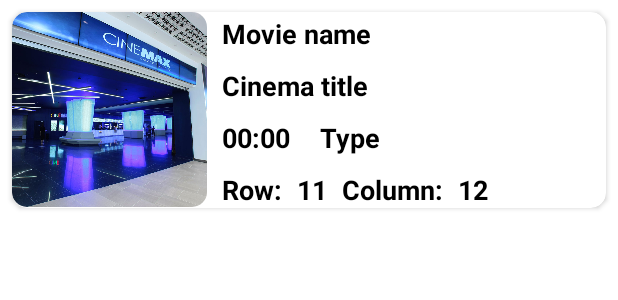
After one commit to Wrendl/android-project1, an Android app: the layout my_tickets_item.xml on its own in the app's theme, with its tools: preview values and no code run, on a phone screen of 412 x 824 dp. The commit adds this screen. Shown: the top 300 px of the screen. Run offline under Robolectric (Android 15) with nearby library versions, the phone set to English and light mode, and no system bars.

Commit message:
v3.3 my tickets upd2

```diff
--- a/app/src/main/java/com/example/app1/auth/ProfileFragment.kt
+++ b/app/src/main/java/com/example/app1/auth/ProfileFragment.kt
@@ -38,7 +38,7 @@ class ProfileFragment: Fragment(R.layout.profile_fragment) {
             }
 
             button_delete_cash.setOnClickListener() {
-                mUserViewModel.deleteCash(userActive.login)
+                mUserViewModel.deleteCash(userActive.login, 5000)
                 activity?.recreate()
             }
 
--- a/app/src/main/java/com/example/app1/data/user/UserDao.kt
+++ b/app/src/main/java/com/example/app1/data/user/UserDao.kt
@@ -24,6 +24,6 @@ interface UserDao {
     @Query("UPDATE user_table_ver2 SET money = money + 5000 WHERE login = :user_login")
     fun  addCash(user_login: String)
 
-    @Query("UPDATE user_table_ver2 SET money = money - 5000 WHERE login = :user_login")
-    fun deleteCash(user_login: String)
+    @Query("UPDATE user_table_ver2 SET money = money - :cash WHERE login = :user_login")
+    fun deleteCash(user_login: String, cash: Int)
 }
--- a/app/src/main/java/com/example/app1/data/user/UserRepository.kt
+++ b/app/src/main/java/com/example/app1/data/user/UserRepository.kt
@@ -22,7 +22,7 @@ class UserRepository(private val userDao: UserDao) {
         userDao.addCash(user_login)
     }
 
-    fun deleteCash(user_login: String) {
-        userDao.deleteCash(user_login)
+    fun deleteCash(user_login: String, cash: Int) {
+        userDao.deleteCash(user_login, cash)
     }
 }
--- a/app/src/main/java/com/example/app1/data/user/UserViewModel.kt
+++ b/app/src/main/java/com/example/app1/data/user/UserViewModel.kt
@@ -36,7 +36,7 @@ class UserViewModel(application: Application): AndroidViewModel(application) {
         repository.addCash(user_login)
     }
 
-    fun deleteCash(user_login: String) {
-        repository.deleteCash(user_login)
+    fun deleteCash(user_login: String, cash: Int) {
+        repository.deleteCash(user_login, cash)
     }
 }
--- a/app/src/main/res/layout/my_tickets_fragment_error.xml
+++ b/app/src/main/res/layout/my_tickets_fragment_error.xml
@@ -8,7 +8,7 @@
         android:id="@+id/textView6"
         android:layout_width="wrap_content"
         android:layout_height="wrap_content"
-        android:text="TextView"
+        android:text="Залогинься"
         tools:layout_editor_absoluteX="139dp"
         tools:layout_editor_absoluteY="156dp" />
 </androidx.constraintlayout.widget.ConstraintLayout>
--- /dev/null
+++ b/app/src/main/res/layout/my_tickets_item.xml
@@ -0,0 +1,148 @@
+<?xml version="1.0" encoding="utf-8"?>
+<androidx.constraintlayout.widget.ConstraintLayout xmlns:android="http://schemas.android.com/apk/res/android"
+    xmlns:app="http://schemas.android.com/apk/res-auto"
+    xmlns:tools="http://schemas.android.com/tools"
+    android:layout_width="match_parent"
+    android:layout_height="wrap_content">
+
+    <androidx.cardview.widget.CardView
+        android:layout_width="0dp"
+        android:layout_height="wrap_content"
+        android:layout_marginStart="8dp"
+        android:layout_marginTop="8dp"
+        android:layout_marginEnd="8dp"
+        android:layout_marginBottom="8dp"
+        app:cardCornerRadius="10dp"
+        app:layout_constraintBottom_toBottomOf="parent"
+        app:layout_constraintEnd_toEndOf="parent"
+        app:layout_constraintStart_toStartOf="parent"
+        app:layout_constraintTop_toTopOf="parent"
+        app:layout_constraintVertical_bias="0.0">
+
+        <RelativeLayout
+            android:layout_width="match_parent"
+            android:layout_height="match_parent"
+            android:padding="0dp"
+            android:orientation="horizontal">
+
+            <ImageView
+                android:id="@+id/imFilmMyTickets"
+                android:layout_width="130dp"
+                android:layout_height="130dp"
+                android:background="@drawable/round_corners_10"
+                android:clipToOutline="true"
+                app:srcCompat="@drawable/c1" />
+
+            <TextView
+                android:id="@+id/tvFilmMyTickets"
+                android:layout_width="wrap_content"
+                android:layout_height="wrap_content"
+                android:layout_marginStart="10dp"
+                android:layout_marginTop="2dp"
+                android:layout_marginEnd="10dp"
+                android:layout_toEndOf="@+id/imFilmMyTickets"
+                android:text="Movie name"
+                android:textColor="@color/black"
+                android:textSize="18sp"
+                android:textStyle="bold" />
+
+            <TextView
+                android:id="@+id/tvCinemaMyTickets"
+                android:layout_width="wrap_content"
+                android:layout_height="wrap_content"
+                android:layout_marginStart="10dp"
+                android:layout_marginTop="10dp"
+                android:layout_marginEnd="10dp"
+                android:layout_toEndOf="@+id/imFilmMyTickets"
+                android:layout_below="@id/tvFilmMyTickets"
+                android:text="Cinema title"
+                android:textColor="@color/black"
+                android:textSize="18sp"
+                android:textStyle="bold" />
+
+            <TextView
+                android:id="@+id/tvTimeMyTickets"
+                android:layout_width="wrap_content"
+                android:layout_height="wrap_content"
+                android:layout_marginStart="10dp"
+                android:layout_marginTop="10dp"
+                android:layout_marginEnd="10dp"
+                android:layout_toEndOf="@+id/imFilmMyTickets"
+                android:layout_below="@id/tvCinemaMyTickets"
+                android:text="00:00"
+                android:textColor="@color/black"
+                android:textSize="18sp"
+                android:textStyle="bold" />
+
+            <TextView
+                android:id="@+id/tvTypeMyTickets"
+                android:layout_width="wrap_content"
+                android:layout_height="wrap_content"
+                android:layout_marginStart="10dp"
+                android:layout_marginTop="10dp"
+                android:layout_marginEnd="10dp"
+                android:layout_toEndOf="@+id/tvTimeMyTickets"
+                android:layout_below="@id/tvCinemaMyTickets"
+                android:text="Type"
+                android:textColor="@color/black"
+                android:textSize="18sp"
+                android:textStyle="bold" />
+
+            <TextView
+                android:id="@+id/tvRow"
+                android:layout_width="wrap_content"
+                android:layout_height="wrap_content"
+                android:layout_marginStart="10dp"
+                android:layout_marginTop="10dp"
+                android:layout_marginEnd="0dp"
+                android:layout_toEndOf="@+id/imFilmMyTickets"
+                android:layout_below="@id/tvTimeMyTickets"
+                android:text="Row:"
+                android:textColor="@color/black"
+                android:textSize="18sp"
+                android:textStyle="bold" />
+
+            <TextView
+                android:id="@+id/tvRowIdMyTickets"
+                android:layout_width="wrap_content"
+                android:layout_height="wrap_content"
+                android:layout_marginStart="10dp"
+                android:layout_marginTop="10dp"
+                android:layout_marginEnd="0dp"
+                android:layout_toEndOf="@+id/tvRow"
+                android:layout_below="@id/tvTimeMyTickets"
+                android:text="11"
+                android:textColor="@color/black"
+                android:textSize="18sp"
+                android:textStyle="bold" />
+
+            <TextView
+                android:id="@+id/tvColumn"
+                android:layout_width="wrap_content"
+                android:layout_height="wrap_content"
+                android:layout_marginStart="10dp"
+                android:layout_marginTop="10dp"
+                android:layout_marginEnd="0dp"
+                android:layout_toEndOf="@+id/tvRowIdMyTickets"
+                android:layout_below="@id/tvTimeMyTickets"
+                android:text="Column:"
+                android:textColor="@color/black"
+                android:textSize="18sp"
+                android:textStyle="bold" />
+
+            <TextView
+                android:id="@+id/tvColumnIdMyTickets"
+                android:layout_width="wrap_content"
+                android:layout_height="wrap_content"
+                android:layout_marginStart="10dp"
+                android:layout_marginTop="10dp"
+                android:layout_marginEnd="10dp"
+                android:layout_toEndOf="@+id/tvColumn"
+                android:layout_below="@id/tvTimeMyTickets"
+                android:text="12"
+                android:textColor="@color/black"
+                android:textSize="18sp"
+                android:textStyle="bold" />
+        </RelativeLayout>
+    </androidx.cardview.widget.CardView>
+</androidx.constraintlayout.widget.ConstraintLayout>
```
Also changed, not shown: app/src/main/java/com/example/app1/CartActivity.kt (+23 -3 lines), app/src/main/java/com/example/app1/Data.kt (+23 -0 lines), app/src/main/java/com/example/app1/MyTicketsFragment.kt (+24 -3 lines), app/src/main/java/com/example/app1/SessionActivity.kt (+23 -7 lines), app/src/main/java/com/example/app1/data/tickets/Tickets.kt (added, +18 -0 lines), app/src/main/java/com/example/app1/data/tickets/TicketsAdapter.kt (added, +55 -0 lines), app/src/main/res/layout/my_tickets_fragment.xml (+20 -5 lines).
